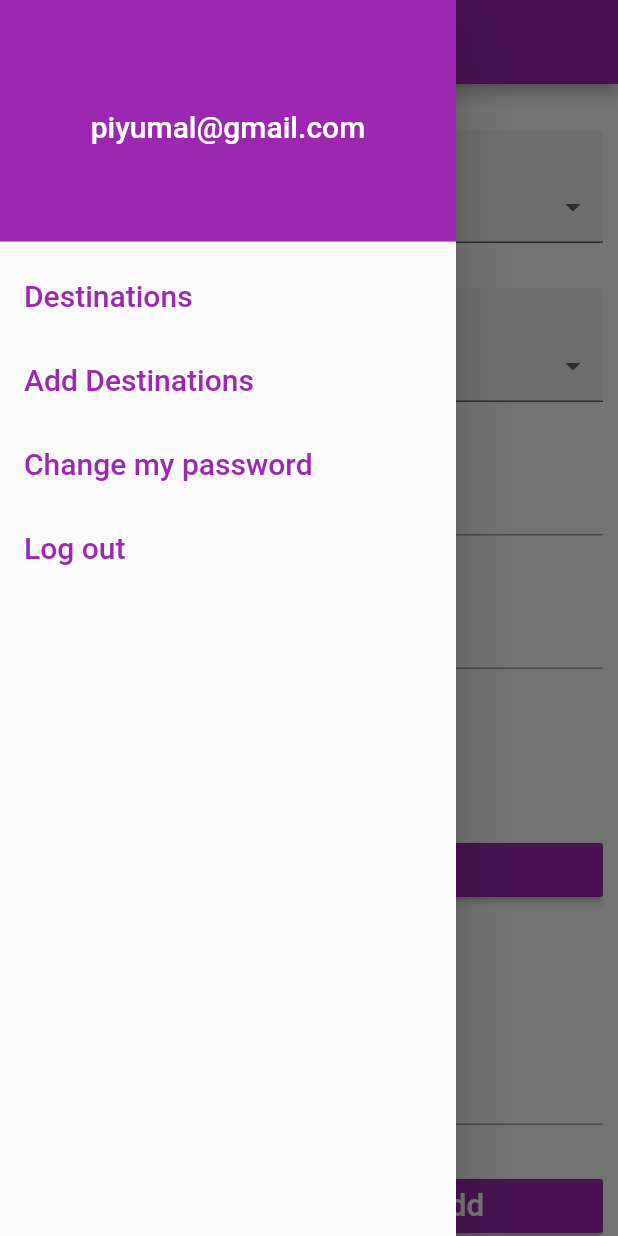
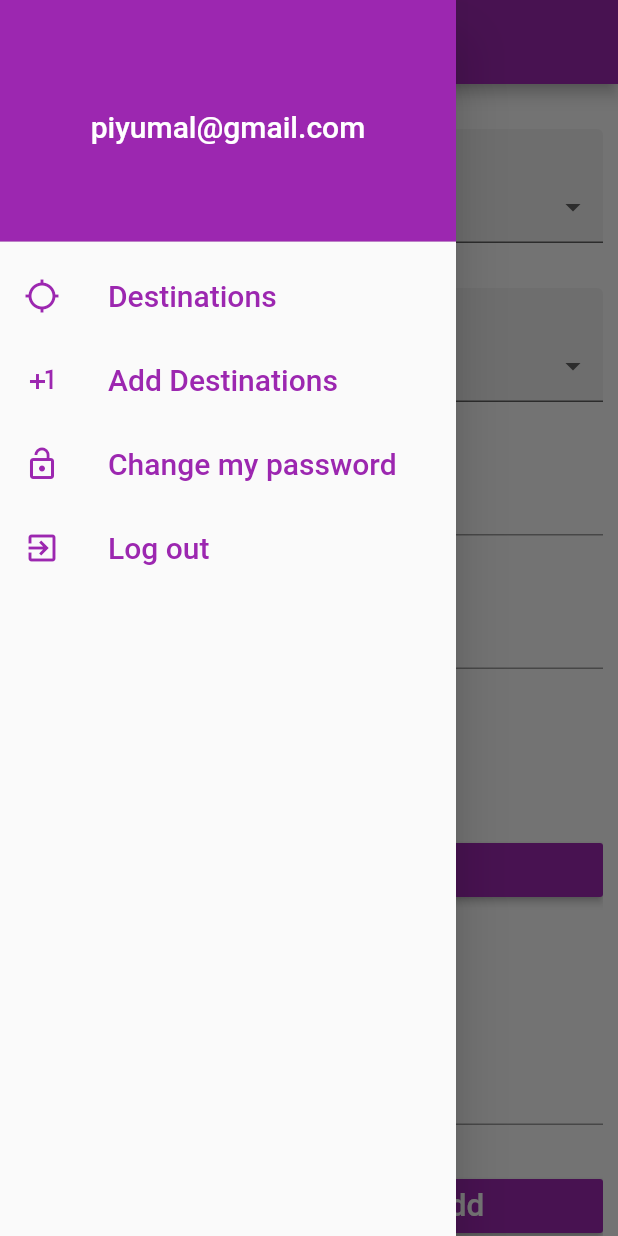
Before and after one commit to Yasasr1/Ratawate, a Flutter app: the AddDestination screen opened by its route, with the side drawer open, on a phone screen of 412 x 824 dp. Run offline on Flutter 3.47's test engine with Material 2 defaults, Android fonts, the phone set to English and light mode, and no system bars; drawn by our look-alikes of dropdown_formfield; our stand-ins replace carousel_slider, cloud_firestore, firebase_auth, firebase_storage, flutter_icons, shared_preferences; missing offline and left inert: multi_image_picker; accounts and stored records are empty.

Commit message:
Side drawer update

```diff
--- a/lib/app_screens/add_destination.dart
+++ b/lib/app_screens/add_destination.dart
@@ -163,7 +163,7 @@ class AddDestinationState extends State<AddDestination> {
     setState(() {
       _isLoading = false;
     });
-    _showDialog("Destination Added","Success");
+    _showDialog("Destination will be added after verifying it by the system","Success");
 
 
   }
@@ -199,7 +199,13 @@ class AddDestinationState extends State<AddDestination> {
       body: Builder(
         builder: (context) => Form(
           key: _formKey,
-          child: Padding(
+          child: _isLoading == true
+              ? Center(
+            child: CircularProgressIndicator(
+              backgroundColor: Colors.purple,
+            ),
+          )
+              :Padding(
             padding: EdgeInsets.only(top: 15.0, left: 10.0, right: 10.0),
             child: ListView(
               children: <Widget>[
@@ -517,13 +523,7 @@ class AddDestinationState extends State<AddDestination> {
                       ),
 
                       //Add Button
-                      _isLoading == true
-                          ? Center(
-                              child: CircularProgressIndicator(
-                                backgroundColor: Colors.purple,
-                              ),
-                            )
-                          : Expanded(
+                       Expanded(
                               child: RaisedButton(
                                 color: Theme.of(context).primaryColor,
                                 textColor: Theme.of(context).accentColor,
--- a/lib/app_screens/side_drawer.dart
+++ b/lib/app_screens/side_drawer.dart
@@ -19,7 +19,10 @@ class SideDrawerState extends State<SideDrawer> {
 
   void logout() {
     FirebaseAuth.instance.signOut();
-     Provider.of<Auth>(context, listen: false).deleteUserId();
+    Provider.of<Auth>(context, listen: false).deleteUserId();
+    Navigator.of(context).pushNamed(
+      '/login',
+    );
   }
 
   @override
@@ -48,6 +51,7 @@ class SideDrawerState extends State<SideDrawer> {
             ),
           ),
           ListTile(
+            leading: Icon(Icons.location_searching, color: Theme.of(context).primaryColor,),
             title: Text(
               'Destinations',
               style: TextStyle(
@@ -56,12 +60,13 @@ class SideDrawerState extends State<SideDrawer> {
               ),
             ),
             onTap: () {
-              Navigator.of(context).pushReplacement(
-                MaterialPageRoute(builder: (BuildContext context) => HomeScreen())
+              Navigator.of(context).pushNamed(
+                '/homescreen',
               );
             },
           ),
           ListTile(
+            leading: Icon(Icons.plus_one, color: Theme.of(context).primaryColor,),
             title: Text(
               'Add Destinations',
               style: TextStyle(
@@ -70,12 +75,13 @@ class SideDrawerState extends State<SideDrawer> {
               ),
             ),
             onTap: () {
-              Navigator.of(context).pushReplacement(
-                MaterialPageRoute(builder: (BuildContext context) => AddDestination())
+              Navigator.of(context).pushNamed(
+                '/adddestination',
               );
             },
           ),
           ListTile(
+            leading: Icon(Icons.lock_open, color: Theme.of(context).primaryColor,),
             title: Text(
               'Change my password',
               style: TextStyle(
@@ -88,6 +94,7 @@ class SideDrawerState extends State<SideDrawer> {
             },
           ),
           ListTile(
+            leading: Icon(Icons.exit_to_app, color: Theme.of(context).primaryColor,),
             title: Text(
               'Log out',
               style: TextStyle(
--- a/lib/main.dart
+++ b/lib/main.dart
@@ -46,7 +46,8 @@ class MyApp extends StatelessWidget {
               '/register': (context) => Register(),
               '/homescreen': (context) => HomeScreen(),
               '/adddestination': (context) => AddDestination(),
-              '/destinationDetails': (context) => DestinationDetailsScreen()
+              '/destinationDetails': (context) => DestinationDetailsScreen(),
+              '/login': (context) => Login()
             },
           ),
         ));
```
